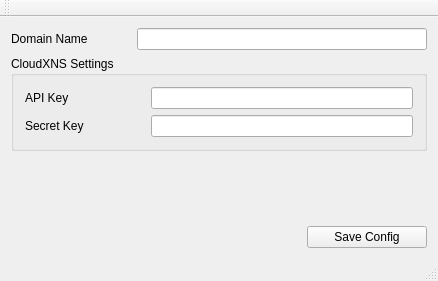
Old version of the form mainwindow.ui in the repository f0ghua/ddnsUpdate.
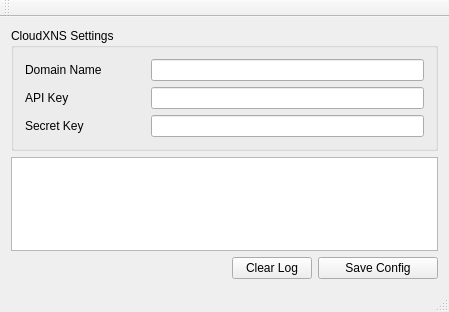
New version of the form. Icons and pictures are not drawn.

The edit to the form file:
```diff
--- a/mainwindow.ui
+++ b/mainwindow.ui
@@ -6,8 +6,8 @@
    <rect>
     <x>0</x>
     <y>0</y>
-    <width>438</width>
-    <height>281</height>
+    <width>449</width>
+    <height>312</height>
    </rect>
   </property>
   <property name="sizePolicy">
@@ -27,13 +27,13 @@
   </property>
   <widget class="QWidget" name="centralWidget">
    <layout class="QGridLayout" name="gridLayout">
-    <item row="1" column="0" colspan="2">
+    <item row="0" column="0" colspan="3">
      <widget class="QGroupBox" name="groupBox">
       <property name="title">
        <string>CloudXNS Settings</string>
       </property>
       <layout class="QFormLayout" name="formLayout">
-       <item row="0" column="0">
+       <item row="1" column="0">
         <widget class="QLabel" name="label_2">
          <property name="minimumSize">
           <size>
@@ -46,25 +46,20 @@
          </property>
         </widget>
        </item>
-       <item row="0" column="1">
+       <item row="1" column="1">
         <widget class="QLineEdit" name="leApiKey"/>
        </item>
-       <item row="1" column="0">
+       <item row="2" column="0">
         <widget class="QLabel" name="label_3">
          <property name="text">
           <string>Secret Key</string>
          </property>
         </widget>
        </item>
-       <item row="1" column="1">
+       <item row="2" column="1">
         <widget class="QLineEdit" name="leSecretKey"/>
        </item>
-      </layout>
-     </widget>
-    </item>
-    <item row="0" column="0" colspan="2">
-     <layout class="QHBoxLayout" name="horizontalLayout_2">
-      <item>
+       <item row="0" column="0">
        <widget class="QLabel" name="label">
         <property name="minimumSize">
          <size>
@@ -77,12 +72,13 @@
         </property>
        </widget>
       </item>
-      <item>
+       <item row="0" column="1">
        <widget class="QLineEdit" name="leDomain"/>
       </item>
      </layout>
+     </widget>
     </item>
-    <item row="3" column="0">
+    <item row="2" column="0">
      <spacer name="horizontalSpacer">
       <property name="orientation">
        <enum>Qt::Horizontal</enum>
@@ -95,7 +91,10 @@
       </property>
      </spacer>
     </item>
-    <item row="3" column="1">
+    <item row="1" column="0" colspan="3">
+     <widget class="QPlainTextEdit" name="pteLog"/>
+    </item>
+    <item row="2" column="2">
      <widget class="QPushButton" name="pbSaveConfig">
       <property name="sizePolicy">
        <sizepolicy hsizetype="Preferred" vsizetype="Fixed">
@@ -114,18 +113,12 @@
       </property>
      </widget>
     </item>
-    <item row="2" column="0">
-     <spacer name="verticalSpacer">
-      <property name="orientation">
-       <enum>Qt::Vertical</enum>
+    <item row="2" column="1">
+     <widget class="QPushButton" name="pbClear">
+      <property name="text">
+       <string>Clear Log</string>
       </property>
-      <property name="sizeHint" stdset="0">
-       <size>
-        <width>20</width>
-        <height>40</height>
-       </size>
-      </property>
-     </spacer>
+     </widget>
     </item>
    </layout>
   </widget>
@@ -134,7 +127,7 @@
     <rect>
      <x>0</x>
      <y>0</y>
-     <width>438</width>
+     <width>449</width>
      <height>23</height>
     </rect>
    </property>
```
Lines whose indentation alone changed are shown as unchanged.
